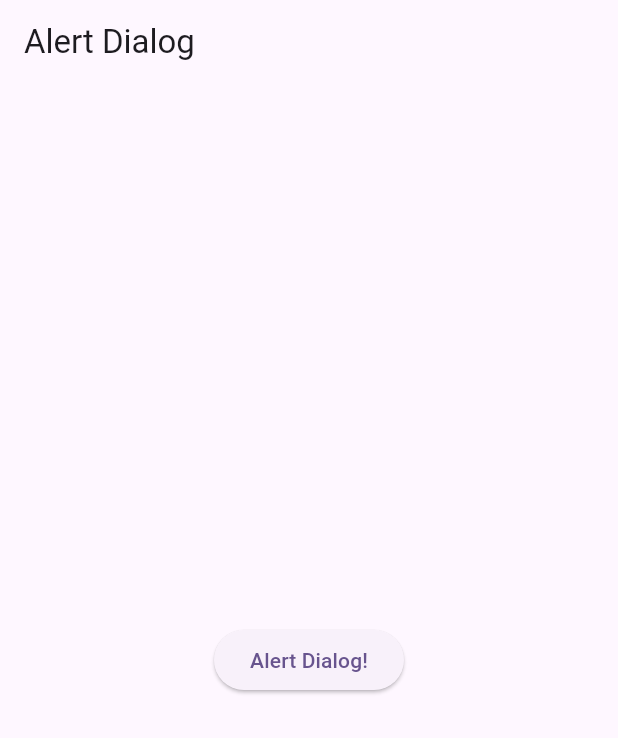
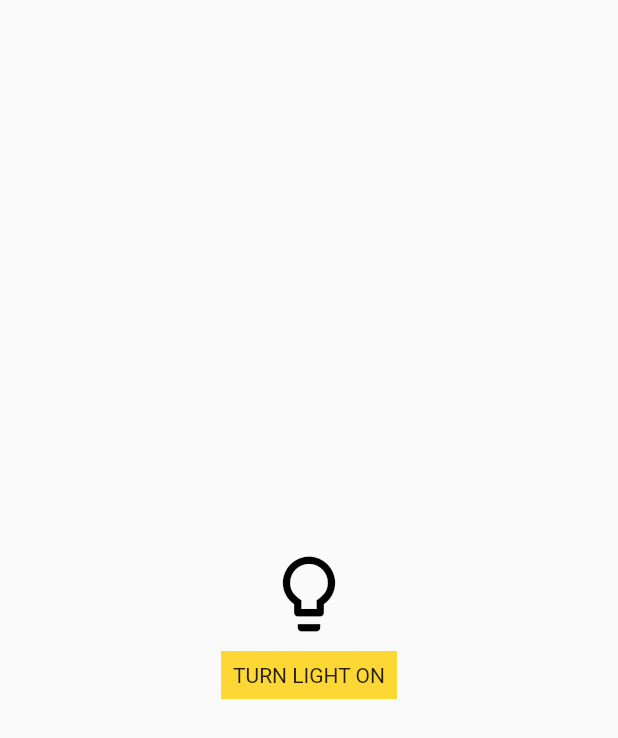
Before and after one commit to fatiq123/MAD-Assignment4, a Flutter app: the screen it shows after launch, on a phone screen of 412 x 824 dp. Shown: the top 738 px of the screen. Run offline on Flutter 3.47's test engine with Material 2 defaults, Android fonts, the phone set to English and light mode, and no system bars.

Commit message:
gesture_dectector widget

```diff
--- /dev/null
+++ b/lib/gesture_dectector.dart
@@ -0,0 +1,59 @@
+import 'package:flutter/material.dart';
+
+class GestureDetectorWidget extends StatelessWidget {
+  const GestureDetectorWidget({super.key});
+
+  @override
+  Widget build(BuildContext context) {
+    return const MaterialApp(
+      home: GestureDetectorExample(),
+    );
+  }
+}
+
+class GestureDetectorExample extends StatefulWidget {
+  const GestureDetectorExample({super.key});
+
+  @override
+  State<GestureDetectorExample> createState() => _GestureDetectorExampleState();
+}
+
+class _GestureDetectorExampleState extends State<GestureDetectorExample> {
+  bool _lightIsOn = false;
+
+  @override
+  Widget build(BuildContext context) {
+    return Scaffold(
+      body: Container(
+        alignment: FractionalOffset.center,
+        child: Column(
+          mainAxisAlignment: MainAxisAlignment.center,
+          children: <Widget>[
+            Padding(
+              padding: const EdgeInsets.all(8.0),
+              child: Icon(
+                Icons.lightbulb_outline,
+                color: _lightIsOn ? Colors.yellow.shade600 : Colors.black,
+                size: 60,
+              ),
+            ),
+            GestureDetector(
+              onTap: () {
+                setState(() {
+                  // Toggle light when tapped.
+                  _lightIsOn = !_lightIsOn;
+                });
+              },
+              child: Container(
+                color: Colors.yellow.shade600,
+                padding: const EdgeInsets.all(8),
+                // Change button text when light changes state.
+                child: Text(_lightIsOn ? 'TURN LIGHT OFF' : 'TURN LIGHT ON'),
+              ),
+            ),
+          ],
+        ),
+      ),
+    );
+  }
+}
--- a/lib/main.dart
+++ b/lib/main.dart
@@ -3,6 +3,7 @@ import 'package:assignment4_mad/card.dart';
 import 'package:assignment4_mad/column.dart';
 import 'package:assignment4_mad/container.dart';
 import 'package:assignment4_mad/folder1/file1.dart';
+import 'package:assignment4_mad/gesture_dectector.dart';
 import 'package:assignment4_mad/row.dart';
 import 'package:assignment4_mad/switch_checkbox_widgets.dart';
 import 'package:flutter/cupertino.dart';
@@ -28,7 +29,7 @@ class MyApp extends StatelessWidget {
         colorScheme: ColorScheme.fromSeed(seedColor: Colors.deepPurple),
         useMaterial3: true,
       ),
-      home: AlertDialogWidget()
+      home: GestureDetectorWidget()
       /*TodosScreen(
         todo: List.generate(
           20,
```
